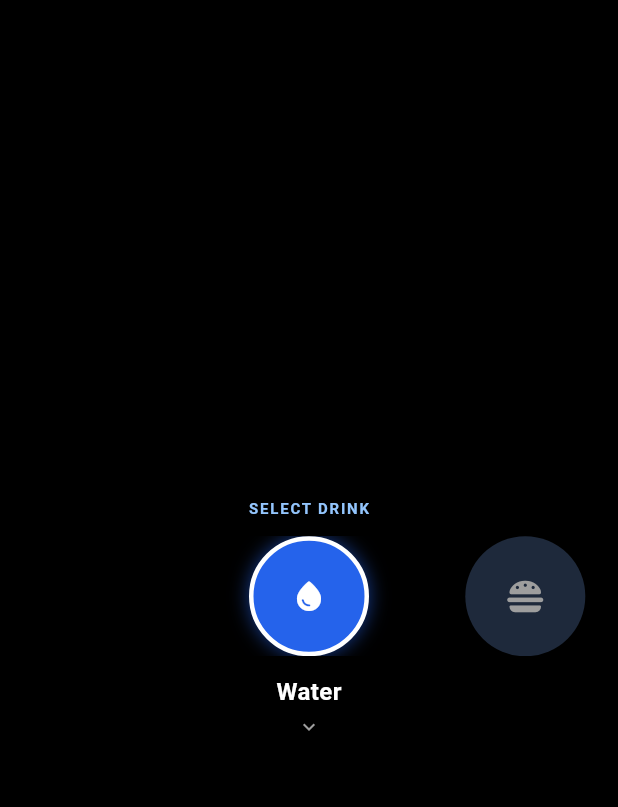
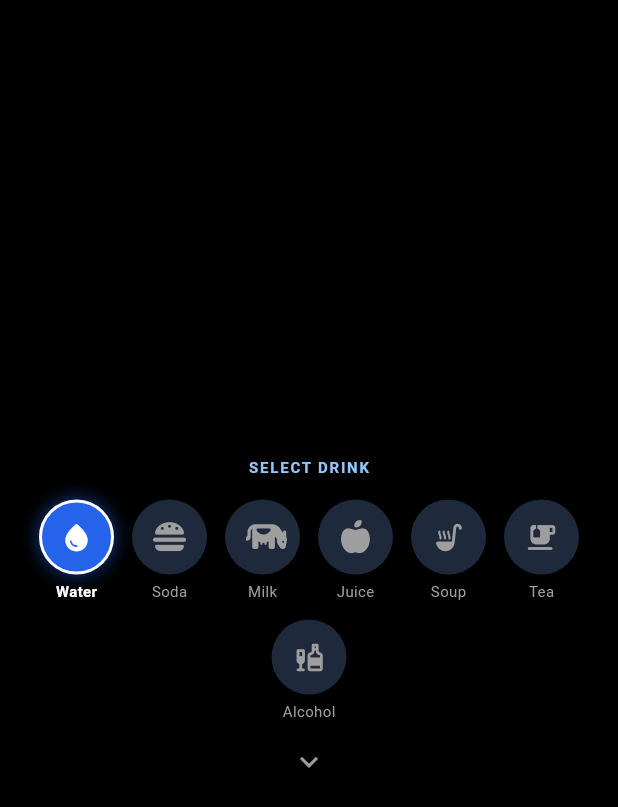
Before and after one commit to Tomekske/flow, a Flutter app: the DrinkWearEntry screen opened directly, on a phone screen of 412 x 824 dp. Shown: the top 807 px of the screen. Run offline on Flutter 3.47's test engine with Material 3 defaults, Android fonts, the phone set to English and light mode, and no system bars; our stand-ins replace device_info_plus, equatable, fl_chart, flutter_bloc, flutter_dotenv, font_awesome_flutter and 1 more; accounts and stored records are empty; network calls fail.

Commit message:
Refactors watch entry pages UI
Improves the user interface for the urine and drink log entry pages on the watch.

This change replaces the horizontal `PageView` carousels with a `Wrap` layout for selecting color, urgency, volume, and drink type.
This provides a more compact and user-friendly grid-style selection, improving usability on small watch screens.

```diff
--- a/lib/presentation/watch/pages/drink_wear_entry.dart
+++ b/lib/presentation/watch/pages/drink_wear_entry.dart
@@ -13,6 +13,8 @@ class _DrinkWearEntryState extends State<DrinkWearEntry> {
   String _selectedType = 'Water';
   int _selectedVolume = 250;
 
+  final PageController _pageController = PageController();
+
   final List<Map<String, dynamic>> _types = [
     {'id': 'Water', 'icon': Icons.water_drop_rounded, 'label': 'Water'},
     {'id': 'Soda', 'icon': FontAwesomeIcons.burger, 'label': 'Soda'},
@@ -23,29 +25,11 @@ class _DrinkWearEntryState extends State<DrinkWearEntry> {
     {'id': 'Alcohol', 'icon': Icons.liquor_rounded, 'label': 'Alcohol'},
   ];
 
-  final List<int> _volumes = [200, 250, 330, 500];
-
-  late PageController _typeController;
-  late PageController _volumeController;
-
-  @override
-  void initState() {
-    super.initState();
-    _typeController = PageController(
-      viewportFraction: 0.35,
-      initialPage: _types.indexWhere((t) => t['id'] == _selectedType),
-    );
-
-    _volumeController = PageController(
-      viewportFraction: 0.5,
-      initialPage: _volumes.indexOf(_selectedVolume),
-    );
-  }
+  final List<int> _volumes = [100, 150, 200, 250, 300, 350];
 
   @override
   void dispose() {
-    _typeController.dispose();
-    _volumeController.dispose();
+    _pageController.dispose();
     super.dispose();
   }
 
@@ -57,11 +41,30 @@ class _DrinkWearEntryState extends State<DrinkWearEntry> {
     });
   }
 
+  void _goToNextPage() {
+    if (_pageController.hasClients) {
+      _pageController.nextPage(
+        duration: const Duration(milliseconds: 400),
+        curve: Curves.easeInOut,
+      );
+    }
+  }
+
+  void _goToPreviousPage() {
+    if (_pageController.hasClients) {
+      _pageController.previousPage(
+        duration: const Duration(milliseconds: 400),
+        curve: Curves.easeInOut,
+      );
+    }
+  }
+
   @override
   Widget build(BuildContext context) {
     return Scaffold(
       backgroundColor: Colors.black,
       body: PageView(
+        controller: _pageController,
         scrollDirection: Axis.vertical,
         children: [
           _buildTypeStep(),
@@ -72,10 +75,24 @@ class _DrinkWearEntryState extends State<DrinkWearEntry> {
     );
   }
 
-  // --- Step 1: Type Carousel ---
+  Widget _buildStepContainer({required List<Widget> children}) {
+    return Center(
+      child: SingleChildScrollView(
+        physics: const ClampingScrollPhysics(),
+        child: Padding(
+          padding: const EdgeInsets.symmetric(horizontal: 16, vertical: 16),
+          child: Column(
+            mainAxisAlignment: MainAxisAlignment.center,
+            mainAxisSize: MainAxisSize.min,
+            children: children,
+          ),
+        ),
+      ),
+    );
+  }
+
   Widget _buildTypeStep() {
-    return Column(
-      mainAxisAlignment: MainAxisAlignment.center,
+    return _buildStepContainer(
       children: [
         const Text(
           "SELECT DRINK",
@@ -86,37 +103,41 @@ class _DrinkWearEntryState extends State<DrinkWearEntry> {
             letterSpacing: 1.2,
           ),
         ),
-        const SizedBox(height: 12),
-        SizedBox(
-          height: 80,
-          child: PageView.builder(
-            controller: _typeController,
-            itemCount: _types.length,
-            onPageChanged: (index) {
-              setState(() => _selectedType = _types[index]['id']);
-            },
-            itemBuilder: (context, index) {
-              final type = _types[index];
+        const SizedBox(height: 15),
+        Wrap(
+          spacing: 12,
+          runSpacing: 12,
+          alignment: WrapAlignment.center,
+          children: _types.map((type) {
             final isSelected = _selectedType == type['id'];
             final iconData = type['icon'];
 
-              return AnimatedContainer(
+            return Column(
+              mainAxisSize: MainAxisSize.min,
+              children: [
+                GestureDetector(
+                  onTap: () {
+                    setState(() => _selectedType = type['id']);
+                    Future.delayed(const Duration(milliseconds: 150), () {
+                      _goToNextPage();
+                    });
+                  },
+                  child: AnimatedContainer(
                     duration: const Duration(milliseconds: 200),
-                margin: const EdgeInsets.symmetric(horizontal: 4),
+                    width: 50,
+                    height: 50,
                     decoration: BoxDecoration(
                       shape: BoxShape.circle,
                       color: isSelected
                           ? const Color(0xFF2563EB)
                           : const Color(0xFF1E293B),
                       border: isSelected
-                      ? Border.all(color: Colors.white, width: 3)
-                      : Border.all(color: Colors.transparent, width: 3),
+                          ? Border.all(color: Colors.white, width: 2)
+                          : Border.all(color: Colors.transparent, width: 2),
                       boxShadow: isSelected
                           ? [
                               BoxShadow(
-                            color: const Color(
-                              0xFF2563EB,
-                            ).withValues(alpha: 0.6),
+                                color: const Color(0xFF2563EB).withOpacity(0.6),
                                 blurRadius: 10,
                               ),
                             ]
@@ -127,39 +148,56 @@ class _DrinkWearEntryState extends State<DrinkWearEntry> {
                           ? Icon(
                               iconData,
                               color: isSelected ? Colors.white : Colors.grey,
-                          size: 24,
+                              size: 22,
                             )
                           : FaIcon(
                               iconData,
                               color: isSelected ? Colors.white : Colors.grey,
-                          size: 20,
+                              size: 18,
                             ),
                     ),
-              );
-            },
-          ),
-        ),
-        const SizedBox(height: 12),
-        Text(
-          _selectedType,
-          style: const TextStyle(
-            color: Colors.white,
-            fontSize: 16,
-            fontWeight: FontWeight.bold,
                   ),
                 ),
                 const SizedBox(height: 4),
-        const Icon(Icons.keyboard_arrow_down, color: Colors.grey, size: 16),
+                Text(
+                  type['label'],
+                  style: TextStyle(
+                    color: isSelected ? Colors.white : Colors.grey,
+                    fontSize: 10,
+                    fontWeight: isSelected
+                        ? FontWeight.bold
+                        : FontWeight.normal,
+                  ),
+                ),
+              ],
+            );
+          }).toList(),
+        ),
+        const SizedBox(height: 15),
+        GestureDetector(
+          onTap: _goToNextPage,
+          child: const Icon(
+            Icons.keyboard_arrow_down,
+            color: Colors.grey,
+            size: 24,
+          ),
+        ),
       ],
     );
   }
 
   Widget _buildVolumeStep() {
-    return Column(
-      mainAxisAlignment: MainAxisAlignment.center,
+    return _buildStepContainer(
       children: [
-        const Icon(Icons.keyboard_arrow_up, color: Colors.grey, size: 16),
-        const SizedBox(height: 4),
+        GestureDetector(
+          onTap: _goToPreviousPage,
+          child: const Icon(
+            Icons.keyboard_arrow_up,
+            color: Colors.grey,
+            size: 24,
+          ),
+        ),
+        const SizedBox(height: 8),
         const Text(
           "SELECT VOLUME",
           style: TextStyle(
@@ -169,45 +207,68 @@ class _DrinkWearEntryState extends State<DrinkWearEntry> {
             letterSpacing: 1.2,
           ),
         ),
-        const SizedBox(height: 12),
-        SizedBox(
-          height: 60,
-          child: PageView.builder(
-            controller: _volumeController,
-            itemCount: _volumes.length,
-            onPageChanged: (index) {
-              setState(() => _selectedVolume = _volumes[index]);
-            },
-            itemBuilder: (context, index) {
-              final vol = _volumes[index];
+        const SizedBox(height: 15),
+        Wrap(
+          spacing: 6,
+          runSpacing: 6,
+          alignment: WrapAlignment.center,
+          children: _volumes.map((vol) {
             final isSelected = _selectedVolume == vol;
 
-              return Center(
-                child: AnimatedDefaultTextStyle(
+            return GestureDetector(
+              onTap: () {
+                setState(() => _selectedVolume = vol);
+                Future.delayed(const Duration(milliseconds: 150), () {
+                  _goToNextPage();
+                });
+              },
+              child: AnimatedContainer(
                 duration: const Duration(milliseconds: 200),
-                  style: TextStyle(
+                padding: const EdgeInsets.symmetric(
+                  horizontal: 15,
+                  vertical: 10,
+                ),
+                width: 90,
+                alignment: Alignment.center,
+                decoration: BoxDecoration(
                   color: isSelected
                       ? const Color(0xFF2563EB)
-                        : Colors.grey[700],
-                    fontSize: isSelected ? 24 : 18,
+                      : const Color(
+                          0xFF1E293B,
+                        ),
+                  borderRadius: BorderRadius.circular(20),
+                  border: isSelected
+                      ? Border.all(color: Colors.white, width: 1.5)
+                      : Border.all(color: Colors.transparent),
+                ),
+                child: Text(
+                  "$vol ml",
+                  style: TextStyle(
+                    color: isSelected ? Colors.white : Colors.grey[400],
+                    fontSize: 12,
                     fontWeight: isSelected
                         ? FontWeight.bold
                         : FontWeight.normal,
                   ),
-                  child: Text("$vol ml"),
+                ),
               ),
             );
-            },
+          }).toList(),
+        ),
+        const SizedBox(height: 15),
+        GestureDetector(
+          onTap: _goToNextPage,
+          child: const Icon(
+            Icons.keyboard_arrow_down,
+            color: Colors.grey,
+            size: 24,
           ),
         ),
-        const SizedBox(height: 20),
-        const Icon(Icons.keyboard_arrow_down, color: Colors.grey, size: 16),
       ],
     );
   }
 
   Widget _buildSaveStep() {
-    // Find icon for summary
     final selectedIconData = _types.firstWhere(
       (t) => t['id'] == _selectedType,
       orElse: () => _types.first,
@@ -216,24 +277,36 @@ class _DrinkWearEntryState extends State<DrinkWearEntry> {
     return Column(
       mainAxisAlignment: MainAxisAlignment.center,
       children: [
-        const Icon(Icons.keyboard_arrow_up, color: Colors.grey, size: 16),
+        const SizedBox(height: 20),
+        GestureDetector(
+          onTap: _goToPreviousPage,
+          child: const Icon(
+            Icons.keyboard_arrow_up,
+            color: Colors.grey,
+            size: 24,
+          ),
+        ),
         const Spacer(),
         Row(
           mainAxisAlignment: MainAxisAlignment.center,
           children: [
             selectedIconData is IconData
-                ? Icon(selectedIconData, color: Colors.blue, size: 16)
-                : FaIcon(selectedIconData, color: Colors.blue, size: 16),
-            const SizedBox(width: 8),
+                ? Icon(selectedIconData, color: Colors.blue, size: 20)
+                : FaIcon(selectedIconData, color: Colors.blue, size: 20),
+            const SizedBox(width: 10),
             Text(
               "$_selectedVolume ml",
-              style: const TextStyle(color: Colors.white70, fontSize: 14),
+              style: const TextStyle(
+                color: Colors.white,
+                fontSize: 18,
+                fontWeight: FontWeight.w500,
+              ),
             ),
           ],
         ),
-        const SizedBox(height: 16),
+        const SizedBox(height: 24),
         SizedBox(
-          width: 120,
+          width: 140,
           height: 48,
           child: ElevatedButton(
             onPressed: _onSave,
@@ -241,10 +314,14 @@ class _DrinkWearEntryState extends State<DrinkWearEntry> {
               backgroundColor: const Color(0xFF2563EB),
               foregroundColor: Colors.white,
               shape: RoundedRectangleBorder(
-                borderRadius: BorderRadius.circular(24),
+                borderRadius: BorderRadius.circular(30),
               ),
+              elevation: 4,
             ),
-            child: const Text("Save"),
+            child: const Text(
+              "Save",
+              style: TextStyle(fontSize: 16, fontWeight: FontWeight.bold),
+            ),
           ),
         ),
         const Spacer(),
```
Also changed, not shown: lib/presentation/watch/pages/urine_log_entry_page.dart (+99 -99 lines). Lines whose indentation alone changed are shown as unchanged.
